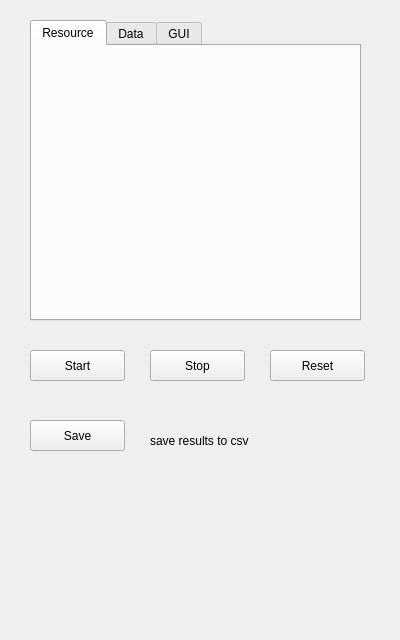
Above: utilities/msmonitor_cs/client/msmonitor/qmsmsettings.ui from akiml/ampehre before the change. Below: the same form after it.
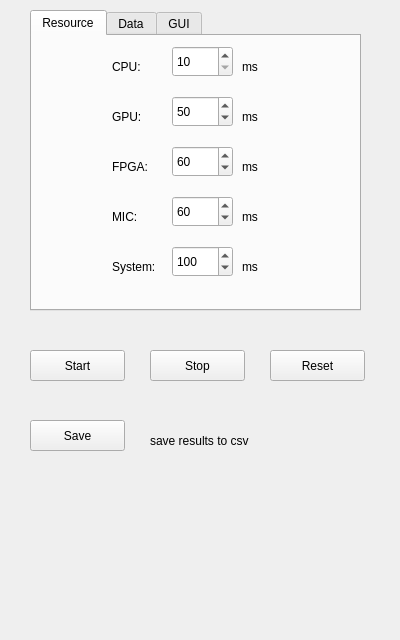
That is the form after the change. The open tabs and pages were chosen to show the change.

The edit to the form file:
```diff
--- a/utilities/msmonitor_cs/client/msmonitor/qmsmsettings.ui
+++ b/utilities/msmonitor_cs/client/msmonitor/qmsmsettings.ui
@@ -17,7 +17,7 @@
    <property name="geometry">
     <rect>
      <x>30</x>
-     <y>20</y>
+     <y>10</y>
      <width>331</width>
      <height>301</height>
     </rect>
@@ -29,6 +29,243 @@
     <attribute name="title">
      <string>Resource</string>
     </attribute>
+    <widget class="QSpinBox" name="spinBoxCPU">
+     <property name="geometry">
+      <rect>
+       <x>140</x>
+       <y>10</y>
+       <width>61</width>
+       <height>31</height>
+      </rect>
+     </property>
+     <property name="minimum">
+      <number>10</number>
+     </property>
+     <property name="maximum">
+      <number>150</number>
+     </property>
+     <property name="singleStep">
+      <number>10</number>
+     </property>
+    </widget>
+    <widget class="QSpinBox" name="spinBoxGPU">
+     <property name="geometry">
+      <rect>
+       <x>140</x>
+       <y>60</y>
+       <width>61</width>
+       <height>31</height>
+      </rect>
+     </property>
+     <property name="minimum">
+      <number>10</number>
+     </property>
+     <property name="maximum">
+      <number>150</number>
+     </property>
+     <property name="singleStep">
+      <number>10</number>
+     </property>
+     <property name="value">
+      <number>50</number>
+     </property>
+    </widget>
+    <widget class="QSpinBox" name="spinBoxFPGA">
+     <property name="geometry">
+      <rect>
+       <x>140</x>
+       <y>110</y>
+       <width>61</width>
+       <height>31</height>
+      </rect>
+     </property>
+     <property name="minimum">
+      <number>10</number>
+     </property>
+     <property name="maximum">
+      <number>150</number>
+     </property>
+     <property name="singleStep">
+      <number>10</number>
+     </property>
+     <property name="value">
+      <number>60</number>
+     </property>
+    </widget>
+    <widget class="QSpinBox" name="spinBoxMIC">
+     <property name="geometry">
+      <rect>
+       <x>140</x>
+       <y>160</y>
+       <width>61</width>
+       <height>31</height>
+      </rect>
+     </property>
+     <property name="minimum">
+      <number>10</number>
+     </property>
+     <property name="maximum">
+      <number>150</number>
+     </property>
+     <property name="singleStep">
+      <number>60</number>
+     </property>
+     <property name="value">
+      <number>60</number>
+     </property>
+    </widget>
+    <widget class="QSpinBox" name="spinBoxSystem">
+     <property name="geometry">
+      <rect>
+       <x>140</x>
+       <y>210</y>
+       <width>61</width>
+       <height>31</height>
+      </rect>
+     </property>
+     <property name="minimum">
+      <number>10</number>
+     </property>
+     <property name="maximum">
+      <number>150</number>
+     </property>
+     <property name="singleStep">
+      <number>10</number>
+     </property>
+     <property name="value">
+      <number>100</number>
+     </property>
+    </widget>
+    <widget class="QLabel" name="label_4">
+     <property name="geometry">
+      <rect>
+       <x>80</x>
+       <y>20</y>
+       <width>51</width>
+       <height>21</height>
+      </rect>
+     </property>
+     <property name="text">
+      <string>CPU:</string>
+     </property>
+    </widget>
+    <widget class="QLabel" name="label_6">
+     <property name="geometry">
+      <rect>
+       <x>80</x>
+       <y>70</y>
+       <width>51</width>
+       <height>21</height>
+      </rect>
+     </property>
+     <property name="text">
+      <string>GPU:</string>
+     </property>
+    </widget>
+    <widget class="QLabel" name="label_7">
+     <property name="geometry">
+      <rect>
+       <x>80</x>
+       <y>120</y>
+       <width>51</width>
+       <height>21</height>
+      </rect>
+     </property>
+     <property name="text">
+      <string>FPGA:</string>
+     </property>
+    </widget>
+    <widget class="QLabel" name="label_8">
+     <property name="geometry">
+      <rect>
+       <x>80</x>
+       <y>170</y>
+       <width>41</width>
+       <height>21</height>
+      </rect>
+     </property>
+     <property name="text">
+      <string>MIC:</string>
+     </property>
+    </widget>
+    <widget class="QLabel" name="label_9">
+     <property name="geometry">
+      <rect>
+       <x>80</x>
+       <y>220</y>
+       <width>61</width>
+       <height>21</height>
+      </rect>
+     </property>
+     <property name="text">
+      <string>System:</string>
+     </property>
+    </widget>
+    <widget class="QLabel" name="label_10">
+     <property name="geometry">
+      <rect>
+       <x>210</x>
+       <y>20</y>
+       <width>21</width>
+       <height>21</height>
+      </rect>
+     </property>
+     <property name="text">
+      <string>ms</string>
+     </property>
+    </widget>
+    <widget class="QLabel" name="label_11">
+     <property name="geometry">
+      <rect>
+       <x>210</x>
+       <y>70</y>
+       <width>21</width>
+       <height>21</height>
+      </rect>
+     </property>
+     <property name="text">
+      <string>ms</string>
+     </property>
+    </widget>
+    <widget class="QLabel" name="label_12">
+     <property name="geometry">
+      <rect>
+       <x>210</x>
+       <y>120</y>
+       <width>21</width>
+       <height>21</height>
+      </rect>
+     </property>
+     <property name="text">
+      <string>ms</string>
+     </property>
+    </widget>
+    <widget class="QLabel" name="label_13">
+     <property name="geometry">
+      <rect>
+       <x>210</x>
+       <y>170</y>
+       <width>21</width>
+       <height>21</height>
+      </rect>
+     </property>
+     <property name="text">
+      <string>ms</string>
+     </property>
+    </widget>
+    <widget class="QLabel" name="label_14">
+     <property name="geometry">
+      <rect>
+       <x>210</x>
+       <y>220</y>
+       <width>21</width>
+       <height>21</height>
+      </rect>
+     </property>
+     <property name="text">
+      <string>ms</string>
+     </property>
+    </widget>
    </widget>
    <widget class="QWidget" name="tab_3">
     <attribute name="title">
```
Left out of the diff: 2 changed lines with no effect on the pictures.
